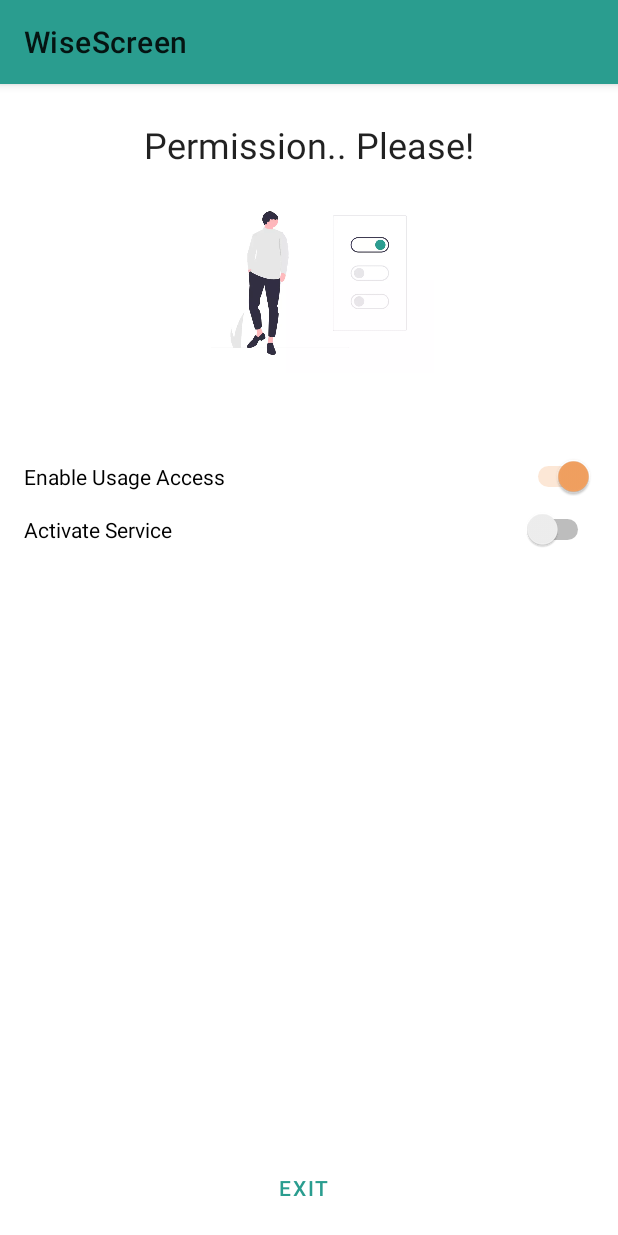
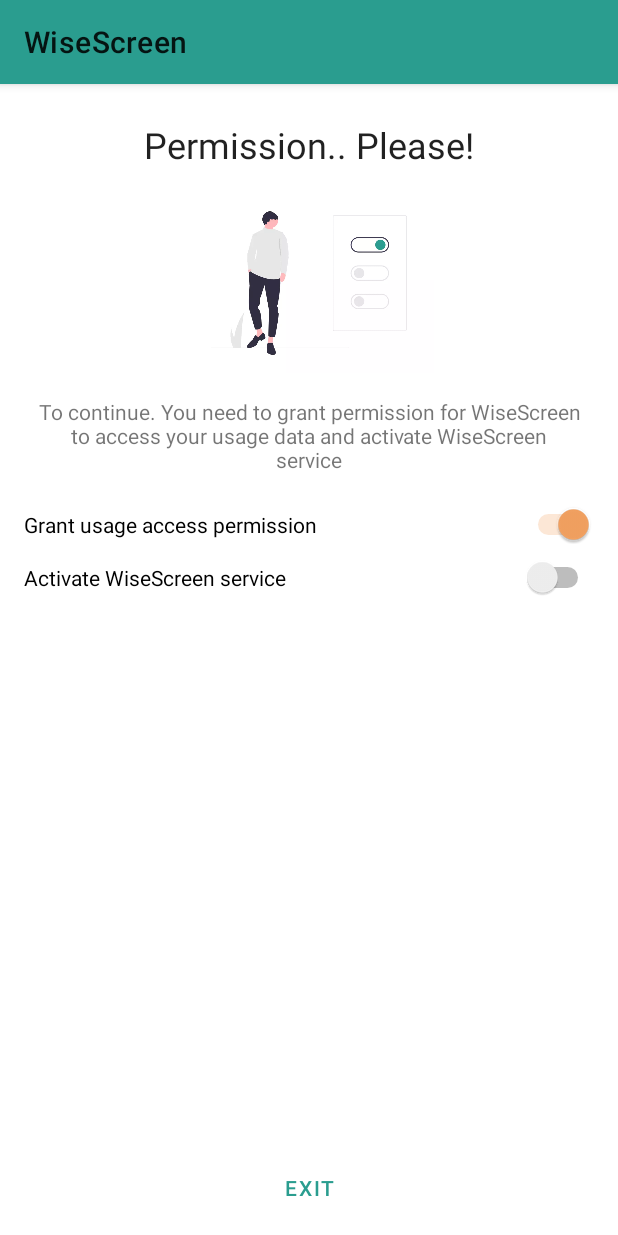
Before and after one commit to amalhanaja/WiseScreen, an Android app: the screen it shows after launch (MainActivity), on a phone screen of 412 x 824 dp. Run offline under Robolectric (Android 15) with nearby library versions, the phone set to English and light mode, and no system bars; our stand-ins replace Dagger/Hilt's generated code.

Commit message:
Add Wording

```diff
--- a/app/src/main/res/layout/fragment_request_enable_setting.xml
+++ b/app/src/main/res/layout/fragment_request_enable_setting.xml
@@ -19,20 +19,23 @@
 
     <TextView
         android:id="@+id/tv_description"
-        android:layout_width="wrap_content"
+        android:layout_width="0dp"
         android:layout_height="wrap_content"
+        android:layout_marginStart="@dimen/space__3x"
         android:layout_marginTop="16dp"
+        android:layout_marginEnd="@dimen/space__3x"
+        android:text="@string/text_description_permission_dialog"
+        android:textAlignment="center"
         app:layout_constraintEnd_toEndOf="parent"
         app:layout_constraintStart_toStartOf="parent"
-        app:layout_constraintTop_toBottomOf="@+id/iv_illustration"
-        tools:text="@string/text_Usage_Statistics" />
+        app:layout_constraintTop_toBottomOf="@+id/iv_illustration" />
 
     <Button
         android:id="@+id/btn_exit"
         style="@style/Widget.MaterialComponents.Button.TextButton"
         android:layout_width="0dp"
         android:layout_height="wrap_content"
-        android:layout_marginStart="8dp"
+        android:layout_marginStart="@dimen/space__2x"
         android:layout_marginEnd="@dimen/space__2x"
         android:layout_marginBottom="8dp"
         android:text="@string/text_Exit"
@@ -62,7 +65,7 @@
         android:paddingBottom="@dimen/space__1x"
         android:layout_width="0dp"
         android:layout_height="wrap_content"
-        android:text="Enable Usage Access"
+        android:text="@string/text_Grant_Usage_Access"
         app:layout_constraintEnd_toEndOf="parent"
         app:layout_constraintStart_toStartOf="parent"
         app:layout_constraintTop_toBottomOf="@+id/tv_description" />
@@ -75,7 +78,7 @@
         android:paddingTop="@dimen/space__1x"
         android:paddingBottom="@dimen/space__1x"
         android:layout_height="wrap_content"
-        android:text="Activate Service"
+        android:text="@string/text_Activate_Service"
         app:layout_constraintEnd_toEndOf="parent"
         app:layout_constraintStart_toStartOf="parent"
         app:layout_constraintTop_toBottomOf="@+id/switch_usage_access" />
--- a/app/src/main/res/values/strings.xml
+++ b/app/src/main/res/values/strings.xml
@@ -47,4 +47,7 @@
     <string name="text_title_permission_dialog">Permission.. Please!</string>
     <string name="text_Exit">Exit</string>
     <string name="cd_permission">Permission Required</string>
+    <string name="text_Grant_Usage_Access">Grant usage access permission</string>
+    <string name="text_Activate_Service">Activate WiseScreen service</string>
+    <string name="text_description_permission_dialog">To continue. You need to grant permission for WiseScreen to access your usage data and activate WiseScreen service</string>
 </resources>
```
Also changed, not shown: 1 other file.
